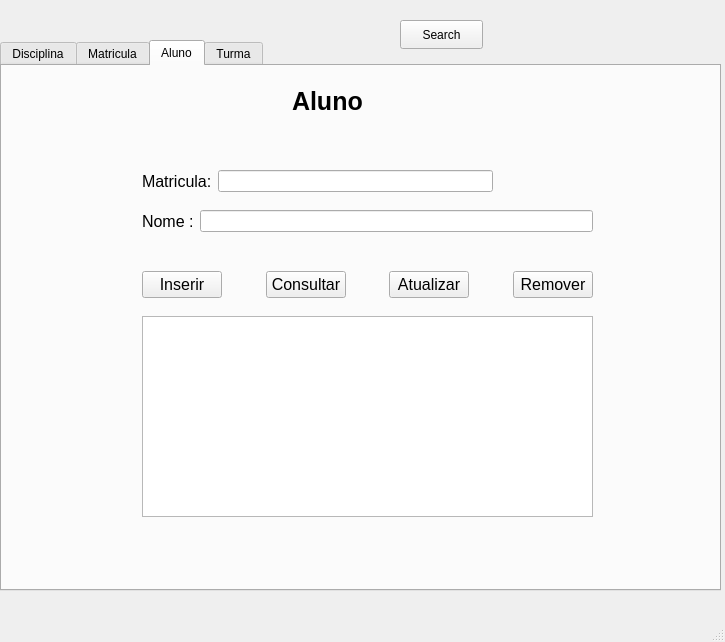
Old version of the form mainwindow.ui in the repository frezatti/Trabalho-Aluno.
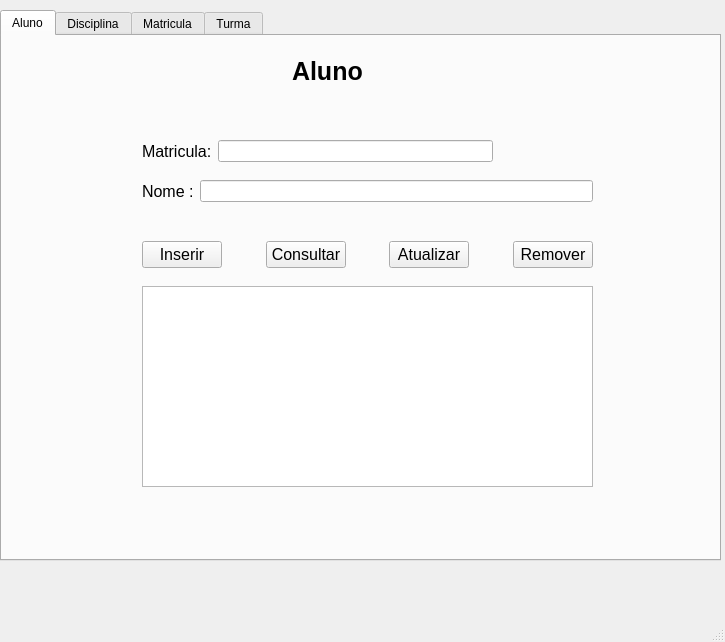
New version of the form. The open tabs and pages were chosen to show the change.

```diff
--- a/mainwindow.ui
+++ b/mainwindow.ui
@@ -18,7 +18,7 @@
     <property name="geometry">
      <rect>
       <x>0</x>
-      <y>40</y>
+      <y>10</y>
       <width>721</width>
       <height>551</height>
      </rect>
@@ -26,6 +26,193 @@
     <property name="currentIndex">
      <number>1</number>
     </property>
+    <widget class="QWidget" name="tab_2">
+     <attribute name="title">
+      <string>Aluno</string>
+     </attribute>
+     <widget class="QTableWidget" name="tableWidget">
+      <property name="geometry">
+       <rect>
+        <x>140</x>
+        <y>250</y>
+        <width>451</width>
+        <height>201</height>
+       </rect>
+      </property>
+     </widget>
+     <widget class="QWidget" name="layoutWidget">
+      <property name="geometry">
+       <rect>
+        <x>140</x>
+        <y>100</y>
+        <width>351</width>
+        <height>30</height>
+       </rect>
+      </property>
+      <layout class="QHBoxLayout" name="horizontalLayout_3">
+       <item>
+        <widget class="QLabel" name="label_2">
+         <property name="font">
+          <font>
+           <pointsize>12</pointsize>
+          </font>
+         </property>
+         <property name="text">
+          <string>Matricula:</string>
+         </property>
+        </widget>
+       </item>
+       <item>
+        <widget class="QLineEdit" name="lineEditMatAluno"/>
+       </item>
+      </layout>
+     </widget>
+     <widget class="QWidget" name="layoutWidget">
+      <property name="geometry">
+       <rect>
+        <x>140</x>
+        <y>200</y>
+        <width>451</width>
+        <height>38</height>
+       </rect>
+      </property>
+      <layout class="QHBoxLayout" name="horizontalLayout_2">
+       <item>
+        <widget class="QPushButton" name="pushButtonInserir">
+         <property name="font">
+          <font>
+           <pointsize>12</pointsize>
+          </font>
+         </property>
+         <property name="text">
+          <string>Inserir</string>
+         </property>
+        </widget>
+       </item>
+       <item>
+        <spacer name="horizontalSpacer_2">
+         <property name="orientation">
+          <enum>Qt::Horizontal</enum>
+         </property>
+         <property name="sizeHint" stdset="0">
+          <size>
+           <width>40</width>
+           <height>20</height>
+          </size>
+         </property>
+        </spacer>
+       </item>
+       <item>
+        <widget class="QPushButton" name="pushButtonConsultar">
+         <property name="font">
+          <font>
+           <pointsize>12</pointsize>
+          </font>
+         </property>
+         <property name="text">
+          <string>Consultar</string>
+         </property>
+        </widget>
+       </item>
+       <item>
+        <spacer name="horizontalSpacer_3">
+         <property name="orientation">
+          <enum>Qt::Horizontal</enum>
+         </property>
+         <property name="sizeHint" stdset="0">
+          <size>
+           <width>40</width>
+           <height>20</height>
+          </size>
+         </property>
+        </spacer>
+       </item>
+       <item>
+        <widget class="QPushButton" name="pushButtonAtualizar">
+         <property name="font">
+          <font>
+           <pointsize>12</pointsize>
+          </font>
+         </property>
+         <property name="text">
+          <string>Atualizar</string>
+         </property>
+        </widget>
+       </item>
+       <item>
+        <spacer name="horizontalSpacer">
+         <property name="orientation">
+          <enum>Qt::Horizontal</enum>
+         </property>
+         <property name="sizeHint" stdset="0">
+          <size>
+           <width>40</width>
+           <height>20</height>
+          </size>
+         </property>
+        </spacer>
+       </item>
+       <item>
+        <widget class="QPushButton" name="pushButtonRemover">
+         <property name="font">
+          <font>
+           <pointsize>12</pointsize>
+          </font>
+         </property>
+         <property name="text">
+          <string>Remover</string>
+         </property>
+        </widget>
+       </item>
+      </layout>
+     </widget>
+     <widget class="QWidget" name="layoutWidget">
+      <property name="geometry">
+       <rect>
+        <x>140</x>
+        <y>140</y>
+        <width>451</width>
+        <height>30</height>
+       </rect>
+      </property>
+      <layout class="QHBoxLayout" name="horizontalLayout_4">
+       <item>
+        <widget class="QLabel" name="label_3">
+         <property name="font">
+          <font>
+           <pointsize>12</pointsize>
+          </font>
+         </property>
+         <property name="text">
+          <string>Nome :</string>
+         </property>
+        </widget>
+       </item>
+       <item>
+        <widget class="QLineEdit" name="lineEditNome"/>
+       </item>
+      </layout>
+     </widget>
+     <widget class="QLabel" name="label_27">
+      <property name="geometry">
+       <rect>
+        <x>290</x>
+        <y>10</y>
+        <width>121</width>
+        <height>51</height>
+       </rect>
+      </property>
+      <property name="font">
+       <font>
+        <pointsize>19</pointsize>
+        <bold>true</bold>
+       </font>
+      </property>
+      <property name="text">
+       <string>Aluno</string>
+      </property>
+     </widget>
+    </widget>
     <widget class="QWidget" name="tab">
      <attribute name="title">
       <string>Disciplina</string>
@@ -400,193 +587,6 @@
       </layout>
      </widget>
     </widget>
-    <widget class="QWidget" name="tab_2">
-     <attribute name="title">
-      <string>Aluno</string>
-     </attribute>
-     <widget class="QTableWidget" name="tableWidget">
-      <property name="geometry">
-       <rect>
-        <x>140</x>
-        <y>250</y>
-        <width>451</width>
-        <height>201</height>
-       </rect>
-      </property>
-     </widget>
-     <widget class="QWidget" name="layoutWidget">
-      <property name="geometry">
-       <rect>
-        <x>140</x>
-        <y>100</y>
-        <width>351</width>
-        <height>30</height>
-       </rect>
-      </property>
-      <layout class="QHBoxLayout" name="horizontalLayout_3">
-       <item>
-        <widget class="QLabel" name="label_2">
-         <property name="font">
-          <font>
-           <pointsize>12</pointsize>
-          </font>
-         </property>
-         <property name="text">
-          <string>Matricula:</string>
-         </property>
-        </widget>
-       </item>
-       <item>
-        <widget class="QLineEdit" name="lineEditMatAluno"/>
-       </item>
-      </layout>
-     </widget>
-     <widget class="QWidget" name="layoutWidget">
-      <property name="geometry">
-       <rect>
-        <x>140</x>
-        <y>200</y>
-        <width>451</width>
-        <height>38</height>
-       </rect>
-      </property>
-      <layout class="QHBoxLayout" name="horizontalLayout_2">
-       <item>
-        <widget class="QPushButton" name="pushButtonInserir">
-         <property name="font">
-          <font>
-           <pointsize>12</pointsize>
-          </font>
-         </property>
-         <property name="text">
-          <string>Inserir</string>
-         </property>
-        </widget>
-       </item>
-       <item>
-        <spacer name="horizontalSpacer_2">
-         <property name="orientation">
-          <enum>Qt::Horizontal</enum>
-         </property>
-         <property name="sizeHint" stdset="0">
-          <size>
-           <width>40</width>
-           <height>20</height>
-          </size>
-         </property>
-        </spacer>
-       </item>
-       <item>
-        <widget class="QPushButton" name="pushButtonConsultar">
-         <property name="font">
-          <font>
-           <pointsize>12</pointsize>
-          </font>
-         </property>
-         <property name="text">
-          <string>Consultar</string>
-         </property>
-        </widget>
-       </item>
-       <item>
-        <spacer name="horizontalSpacer_3">
-         <property name="orientation">
-          <enum>Qt::Horizontal</enum>
-         </property>
-         <property name="sizeHint" stdset="0">
-          <size>
-           <width>40</width>
-           <height>20</height>
-          </size>
-         </property>
-        </spacer>
-       </item>
-       <item>
-        <widget class="QPushButton" name="pushButtonAtualizar">
-         <property name="font">
-          <font>
-           <pointsize>12</pointsize>
-          </font>
-         </property>
-         <property name="text">
-          <string>Atualizar</string>
-         </property>
-        </widget>
-       </item>
-       <item>
-        <spacer name="horizontalSpacer">
-         <property name="orientation">
-          <enum>Qt::Horizontal</enum>
-         </property>
-         <property name="sizeHint" stdset="0">
-          <size>
-           <width>40</width>
-           <height>20</height>
-          </size>
-         </property>
-        </spacer>
-       </item>
-       <item>
-        <widget class="QPushButton" name="pushButtonRemover">
-         <property name="font">
-          <font>
-           <pointsize>12</pointsize>
-          </font>
-         </property>
-         <property name="text">
-          <string>Remover</string>
-         </property>
-        </widget>
-       </item>
-      </layout>
-     </widget>
-     <widget class="QWidget" name="layoutWidget">
-      <property name="geometry">
-       <rect>
-        <x>140</x>
-        <y>140</y>
-        <width>451</width>
-        <height>30</height>
-       </rect>
-      </property>
-      <layout class="QHBoxLayout" name="horizontalLayout_4">
-       <item>
-        <widget class="QLabel" name="label_3">
-         <property name="font">
-          <font>
-           <pointsize>12</pointsize>
-          </font>
-         </property>
-         <property name="text">
-          <string>Nome :</string>
-         </property>
-        </widget>
-       </item>
-       <item>
-        <widget class="QLineEdit" name="lineEditNome"/>
-       </item>
-      </layout>
-     </widget>
-     <widget class="QLabel" name="label_27">
-      <property name="geometry">
-       <rect>
-        <x>290</x>
-        <y>10</y>
-        <width>121</width>
-        <height>51</height>
-       </rect>
-      </property>
-      <property name="font">
-       <font>
-        <pointsize>19</pointsize>
-        <bold>true</bold>
-       </font>
-      </property>
-      <property name="text">
-       <string>Aluno</string>
-      </property>
-     </widget>
-    </widget>
     <widget class="QWidget" name="tab_4">
      <attribute name="title">
       <string>Turma</string>
@@ -775,19 +775,6 @@
      </widget>
     </widget>
    </widget>
-   <widget class="QPushButton" name="pushButtonSearch">
-    <property name="geometry">
-     <rect>
-      <x>400</x>
-      <y>20</y>
-      <width>83</width>
-      <height>29</height>
-     </rect>
-    </property>
-    <property name="text">
-     <string>Search</string>
-    </property>
-   </widget>
   </widget>
   <widget class="QMenuBar" name="menubar">
    <property name="geometry">
```
Left out of the diff: 12 changed lines with no effect on the pictures.
